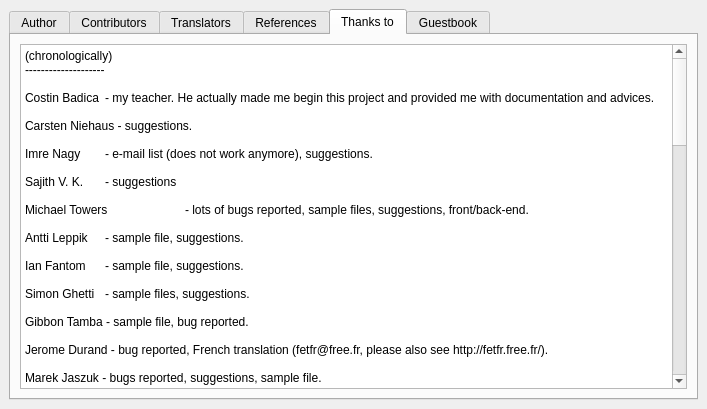
This is fet/src/interface/helpaboutform_template.ui in vonmecheln/fet as Qt 5 draws it before an edit. The edited form follows.
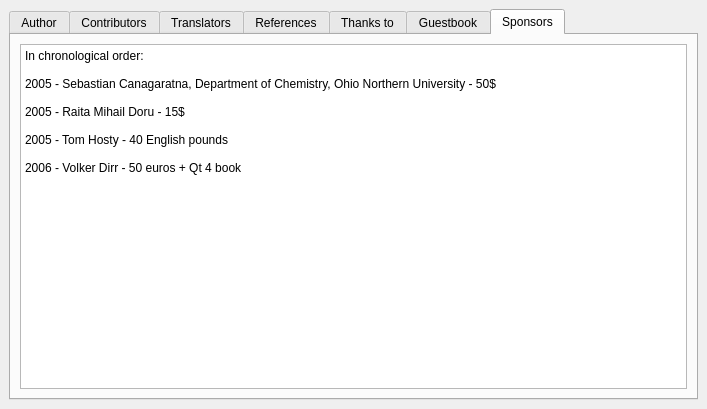
This is the edited form.

What changed in the file:
```diff
--- a/fet/src/interface/helpaboutform_template.ui
+++ b/fet/src/interface/helpaboutform_template.ui
@@ -34,7 +34,7 @@
    <item row="0" column="0" >
     <widget class="QTabWidget" name="tabWidget" >
      <property name="currentIndex" >
-      <number>4</number>
+      <number>6</number>
      </property>
      <widget class="QWidget" name="tab" >
       <attribute name="title" >
@@ -648,6 +648,32 @@
        </item>
       </layout>
      </widget>
+     <widget class="QWidget" name="tab_5" >
+      <attribute name="title" >
+       <string>Sponsors</string>
+      </attribute>
+      <layout class="QGridLayout" >
+       <item row="0" column="0" >
+        <widget class="QTextBrowser" name="textBrowser_5" >
+         <property name="html" >
+          <string>&lt;html>&lt;head>&lt;meta name="qrichtext" content="1" />&lt;style type="text/css">
+p, li { white-space: pre-wrap; }
+&lt;/style>&lt;/head>&lt;body style=" font-family:'Sans Serif'; font-size:9pt; font-weight:400; font-style:normal;">
+&lt;p style=" margin-top:0px; margin-bottom:0px; margin-left:0px; margin-right:0px; -qt-block-indent:0; text-indent:0px;">In chronological order:&lt;/p>
+&lt;p style="-qt-paragraph-type:empty; margin-top:0px; margin-bottom:0px; margin-left:0px; margin-right:0px; -qt-block-indent:0; text-indent:0px;">&lt;/p>
+&lt;p style=" margin-top:0px; margin-bottom:0px; margin-left:0px; margin-right:0px; -qt-block-indent:0; text-indent:0px;">2005 - Sebastian Canagaratna, Department of Chemistry, Ohio Northern University - 50$&lt;/p>
+&lt;p style="-qt-paragraph-type:empty; margin-top:0px; margin-bottom:0px; margin-left:0px; margin-right:0px; -qt-block-indent:0; text-indent:0px;">&lt;/p>
+&lt;p style=" margin-top:0px; margin-bottom:0px; margin-left:0px; margin-right:0px; -qt-block-indent:0; text-indent:0px;">2005 - Raita Mihail Doru - 15$&lt;/p>
+&lt;p style="-qt-paragraph-type:empty; margin-top:0px; margin-bottom:0px; margin-left:0px; margin-right:0px; -qt-block-indent:0; text-indent:0px;">&lt;/p>
+&lt;p style=" margin-top:0px; margin-bottom:0px; margin-left:0px; margin-right:0px; -qt-block-indent:0; text-indent:0px;">2005 - Tom Hosty - 40 English pounds&lt;/p>
+&lt;p style="-qt-paragraph-type:empty; margin-top:0px; margin-bottom:0px; margin-left:0px; margin-right:0px; -qt-block-indent:0; text-indent:0px;">&lt;/p>
+&lt;p style=" margin-top:0px; margin-bottom:0px; margin-left:0px; margin-right:0px; -qt-block-indent:0; text-indent:0px;">2006 - Volker Dirr - 50 euros + Qt 4 book&lt;/p>
+&lt;p style="-qt-paragraph-type:empty; margin-top:0px; margin-bottom:0px; margin-left:0px; margin-right:0px; -qt-block-indent:0; text-indent:0px;">&lt;/p>&lt;/body>&lt;/html></string>
+         </property>
+        </widget>
+       </item>
+      </layout>
+     </widget>
     </widget>
    </item>
   </layout>
```
Left out of the diff: 2 changed lines with no effect on the pictures.
